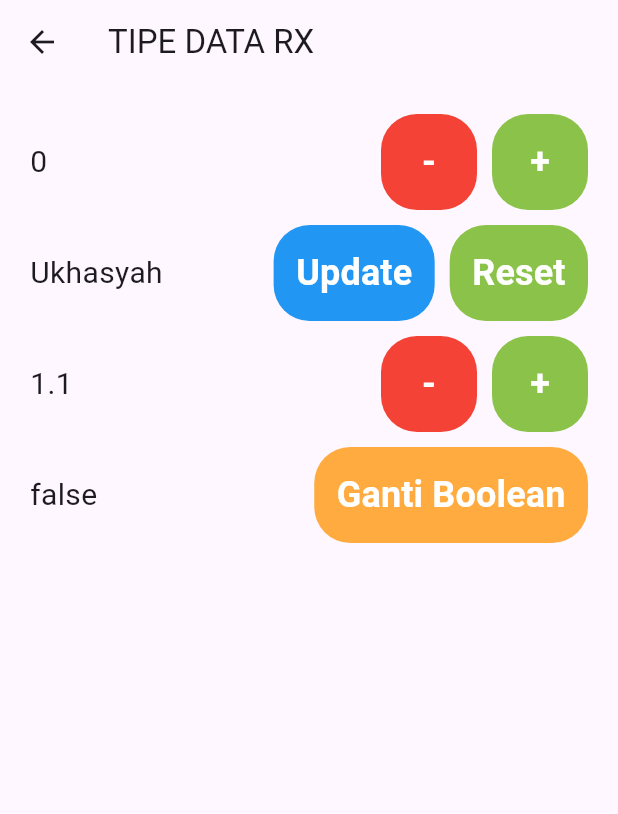
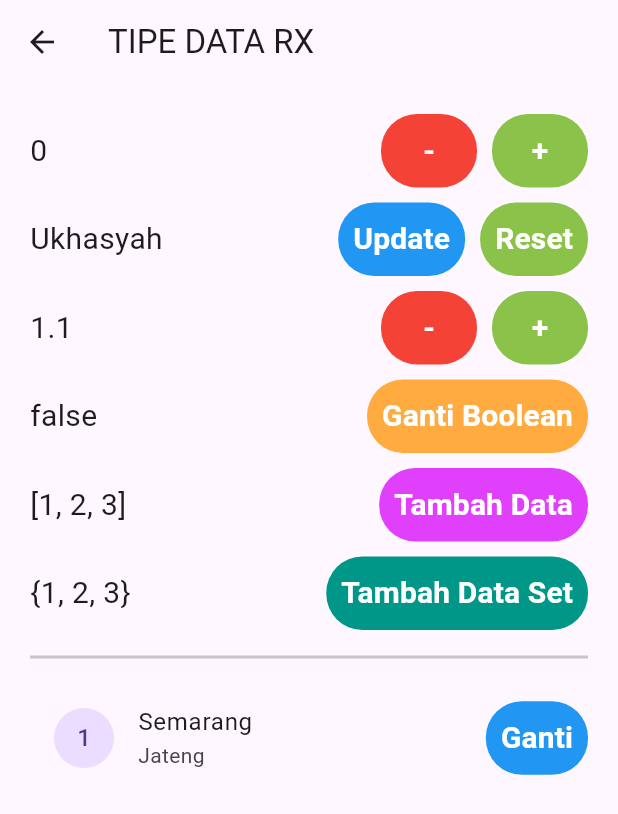
Before and after one commit to ukasyaaah/GetX-Flutter, a Flutter app: the TipedataReactive screen opened by its route, on a phone screen of 412 x 824 dp. Shown: the top 814 px of the screen. Run offline on Flutter 3.47's test engine with Material 3 defaults, Android fonts, the phone set to English and light mode, and no system bars; our stand-ins replace get.

Commit message:
Tipe Data GetX

```diff
--- a/lib/controllers/tdreact_controller.dart
+++ b/lib/controllers/tdreact_controller.dart
@@ -5,6 +5,10 @@ class TipeController extends GetxController {
   RxString dataString = 'Ukhasyah'.obs;
   RxDouble dataDouble = 1.1.obs;
   RxBool dataBool = false.obs;
+  RxList<int> dataList = [1, 2, 3].obs;
+  RxSet<int> dataSet = {1, 2, 3}.obs;
+  RxMap<String, dynamic> dataMap =
+      {'id': 1, 'kota': 'Semarang', 'prov': 'Jateng'}.obs;
 
   tambah() => dataInt++;
   kurang() => dataInt--;
@@ -27,4 +31,16 @@ class TipeController extends GetxController {
     /// Cara 2
     // dataBool.toggle();
   }
+
+  int tambahh = 4;
+
+  tambahList() => dataList.add(tambahh++);
+  tambahSet() => dataSet.add(tambahh++);
+
+  ubahMap() {
+    (dataMap.value =
+        {'id': 2, 'kota': 'Tegal', 'prov': 'Jateng'} as Map<String, dynamic>);
+  }
+
+  resetMap() => dataMap.remove('id');
 }
--- a/lib/pages/tipedata_reactive.dart
+++ b/lib/pages/tipedata_reactive.dart
@@ -119,6 +119,71 @@ class TipedataReactive extends StatelessWidget {
               ),
             ],
           ),
+          SizedBox(height: 10),
+          Row(
+            mainAxisAlignment: MainAxisAlignment.spaceBetween,
+            children: [
+              Obx(
+                () => Text('${tipeC.dataList}', style: TextStyle(fontSize: 20)),
+              ),
+              Row(
+                children: [
+                  Tebu(
+                    onPressed: () {
+                      tipeC.tambahList();
+                    },
+                    text: 'Tambah Data',
+                    bgcolor: Colors.purpleAccent,
+                  ),
+                ],
+              ),
+            ],
+          ),
+          SizedBox(height: 10),
+          Row(
+            mainAxisAlignment: MainAxisAlignment.spaceBetween,
+            children: [
+              Obx(
+                () => Text('${tipeC.dataSet}', style: TextStyle(fontSize: 20)),
+              ),
+              Row(
+                children: [
+                  Tebu(
+                    onPressed: () {
+                      tipeC.tambahSet();
+                    },
+                    text: 'Tambah Data Set',
+                    bgcolor: Colors.teal,
+                  ),
+                ],
+              ),
+            ],
+          ),
+          SizedBox(height: 10),
+          Divider(thickness: 2),
+          SizedBox(height: 10),
+          Row(
+            children: [
+              Expanded(
+                child: Obx(
+                  () => ListTile(
+                    leading: CircleAvatar(
+                      child: Center(child: Text('${tipeC.dataMap['id']}')),
+                    ),
+                    title: Text('${tipeC.dataMap['kota']}'),
+                    subtitle: Text('${tipeC.dataMap['prov']}'),
+                  ),
+                ),
+              ),
+              Tebu(
+                onPressed: () {
+                  tipeC.ubahMap();
+                },
+                text: 'Ganti',
+                bgcolor: Colors.blue,
+              ),
+            ],
+          ),
         ],
       ),
     );
--- a/lib/widgets/tebu.dart
+++ b/lib/widgets/tebu.dart
@@ -22,12 +22,12 @@ class Tebu extends StatelessWidget {
         text,
         style: TextStyle(
           color: textColor ?? Colors.white,
-          fontSize: 24,
+          fontSize: 20,
           fontWeight: FontWeight.bold,
         ),
       ),
       style: TextButton.styleFrom(
-        padding: EdgeInsets.all(15),
+        padding: EdgeInsets.all(10),
         shape: RoundedRectangleBorder(borderRadius: BorderRadius.circular(24)),
         backgroundColor: bgcolor,
       ),
```
